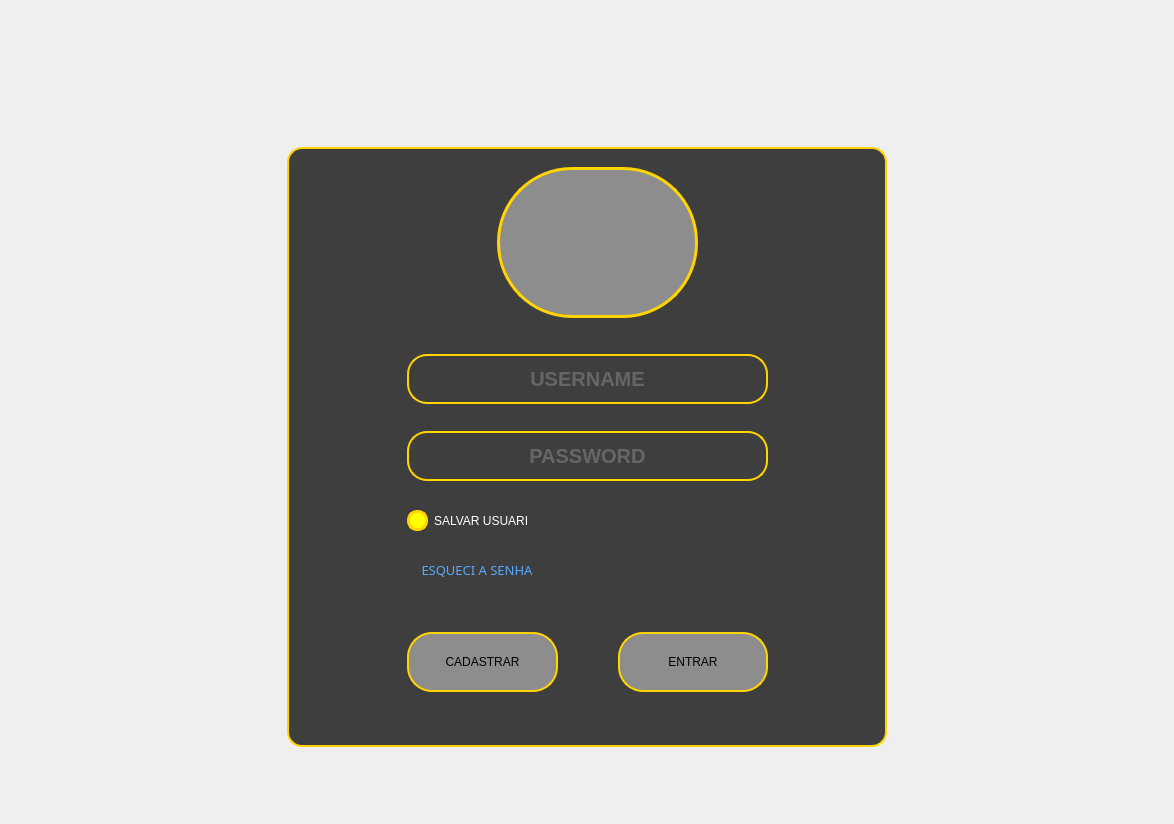
The window that uic/Login.ui (Lum000/Comanda2.0) describes before a commit, drawn with Qt 5.
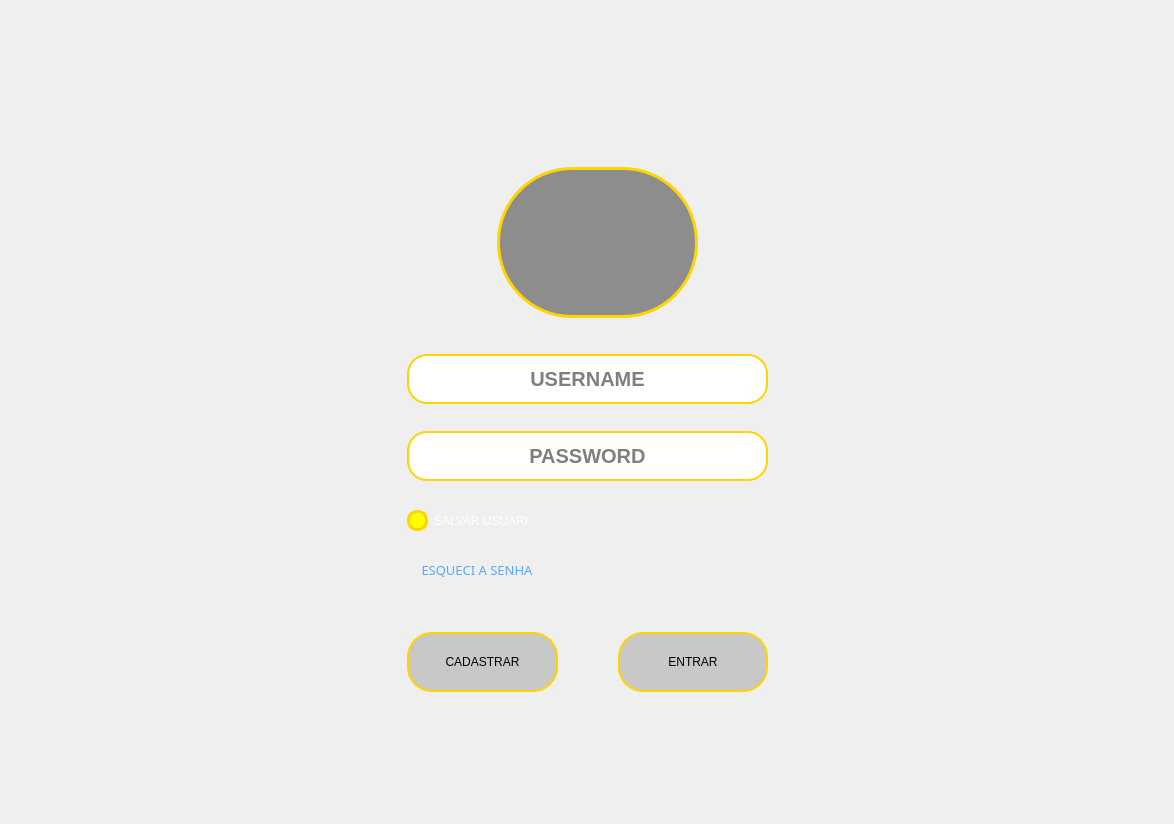
The same window after the commit. Icons and pictures are not drawn.

The edit to the form file:
```diff
--- a/uic/Login.ui
+++ b/uic/Login.ui
@@ -116,10 +116,11 @@
           </size>
          </property>
          <property name="styleSheet">
-          <string notr="true">background-color: rgb(62, 62, 62);
+          <string notr="true">QFrame{
+background-color: rgba(62, 62, 62,0);
 border-radius:15px;
 
-border:2px solid rgb(255, 212, 0)</string>
+border:0px}</string>
          </property>
          <property name="frameShape">
           <enum>QFrame::NoFrame</enum>
@@ -202,13 +203,14 @@
              </property>
              <property name="styleSheet">
               <string notr="true">QLineEdit{
-color:rgb(141, 141, 141);
+color:black;
 border:2px solid rgb(255, 212, 0);
 border-radius:20px
 }
 QLineEdit:hover{
 border:3px solid rgb(220, 180, 0)
-}</string>
+}
+</string>
              </property>
              <property name="maxLength">
               <number>30</number>
@@ -238,7 +240,7 @@
              </property>
              <property name="styleSheet">
               <string notr="true">QLineEdit{
-color:rgb(141, 141, 141);
+color:black;
 border:2px solid rgb(255, 212, 0);
 border-radius:20px
 }
@@ -382,7 +384,7 @@
 border:2px solid rgb(255, 212, 0);
 border-radius:25px;
 font: 63 12pt &quot;Yu Gothic UI Semibold&quot;;
-	background-color: rgb(141, 141, 141)
+	background-color: rgba(141, 141, 141,100)
 }
 QPushButton:hover{
 border:4px solid rgb(255, 220, 0);
@@ -408,7 +410,7 @@
 border:2px solid rgb(255, 212, 0);
 border-radius:25px;
 font: 63 12pt &quot;Yu Gothic UI Semibold&quot;;
-	background-color: rgb(141, 141, 141)
+	background-color: rgba(141, 141, 141,100)
 }
 QPushButton:hover{
 border:4px solid rgb(255, 220, 0);
```
